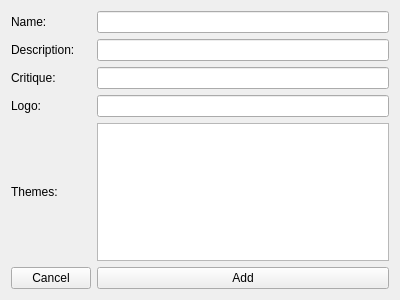
Old version of the form src/gui/UI/AddPublisher.ui in the repository jgastal/plivros.
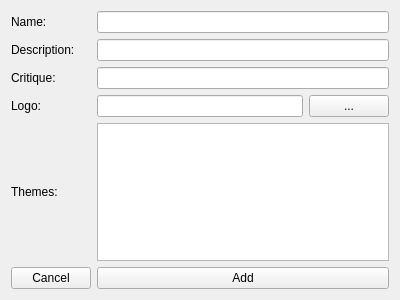
New version of the form.

Commit message: “” Added file chooser dialog for logo of publisher.

```diff
--- a/src/gui/UI/AddPublisher.ui
+++ b/src/gui/UI/AddPublisher.ui
@@ -69,7 +69,23 @@
     </widget>
    </item>
    <item row="3" column="1">
-    <widget class="QLineEdit" name="logoLineEdit"/>
+    <widget class="QWidget" name="logoWidget" native="true">
+     <layout class="QHBoxLayout" name="horizontalLayout">
+      <property name="margin">
+       <number>0</number>
+      </property>
+      <item>
+       <widget class="QLineEdit" name="logoLineEdit"/>
+      </item>
+      <item>
+       <widget class="QPushButton" name="logoPushButton">
+        <property name="text">
+         <string>...</string>
+        </property>
+       </widget>
+      </item>
+     </layout>
+    </widget>
    </item>
    <item row="4" column="0">
     <widget class="QLabel" name="themesLabel">
```
Left out of the diff: 42 changed lines with no effect on the pictures. The commit also changes 2 other files.
